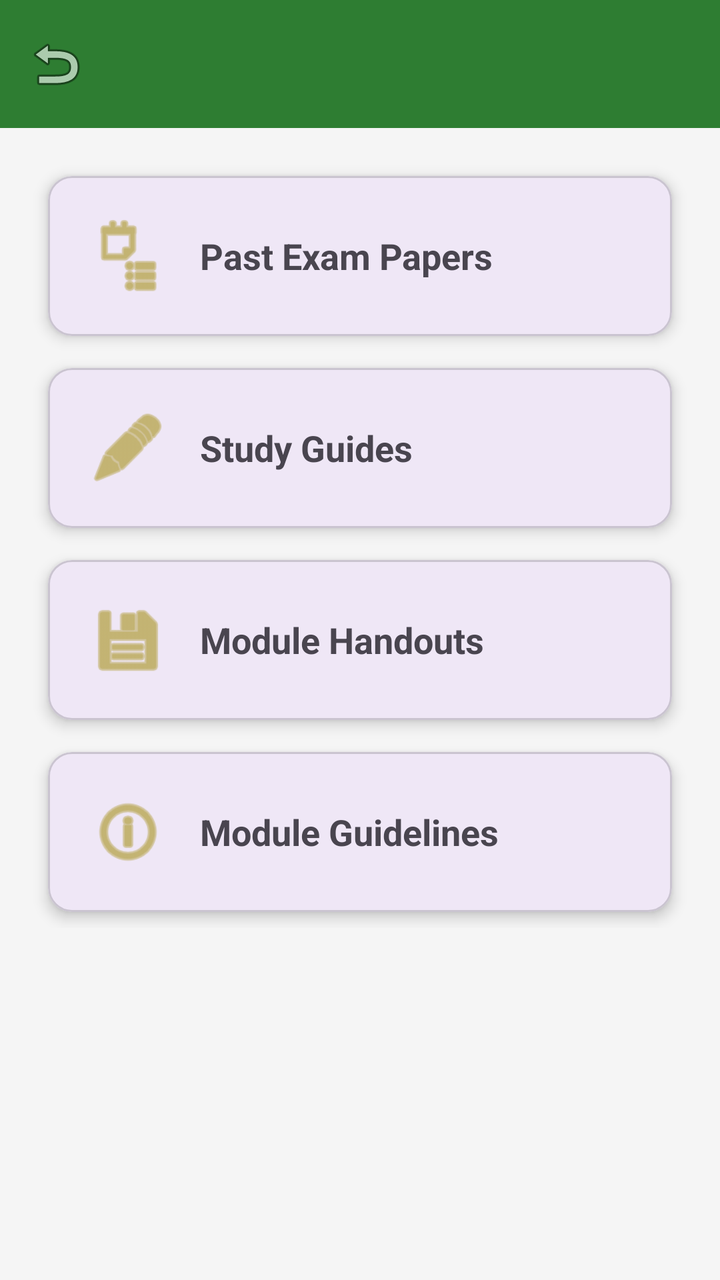
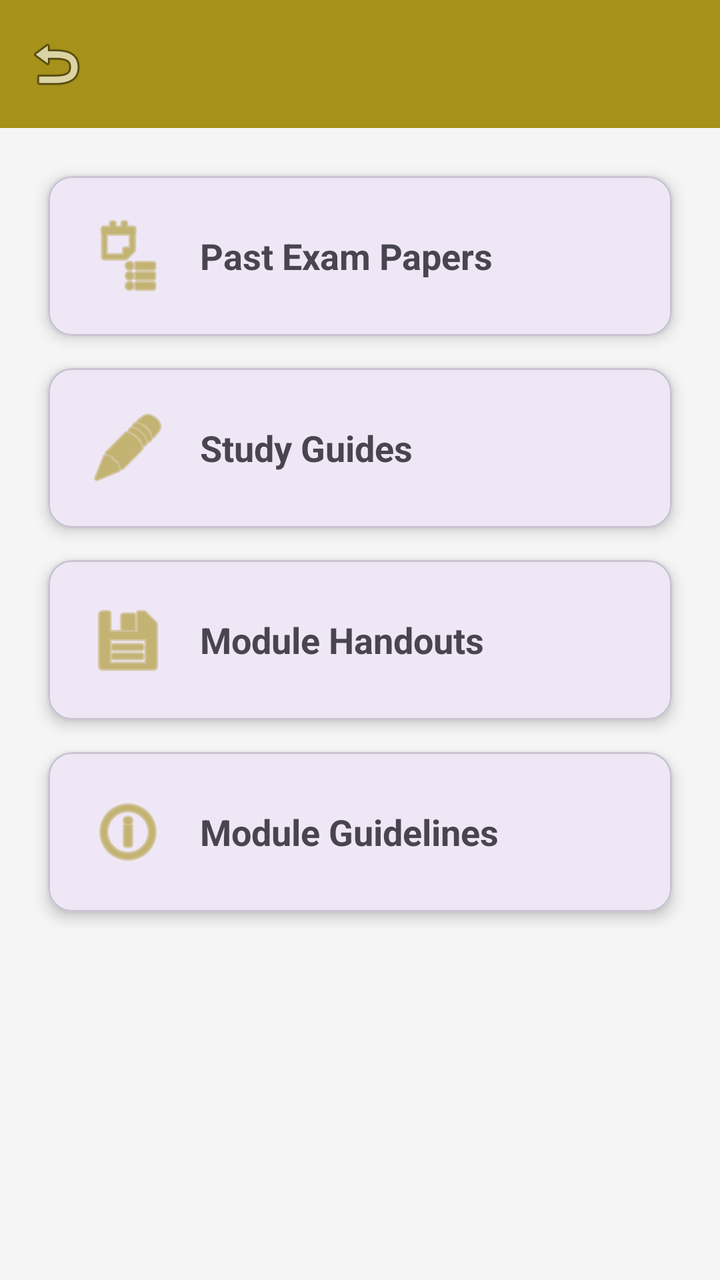

Compare the two renders of this Android layout. The source of the first and the diff that turns it into the second are given below.
<!-- AndroidManifest.xml: application theme Theme.Academic_Vault -->
<!-- res/layout/activity_level_options.xml -->
<?xml version="1.0" encoding="utf-8"?>
<androidx.coordinatorlayout.widget.CoordinatorLayout
    xmlns:android="http://schemas.android.com/apk/res/android"
    xmlns:app="http://schemas.android.com/apk/res-auto"
    android:layout_width="match_parent"
    android:layout_height="match_parent"
    android:background="@color/background">

    <com.google.android.material.appbar.AppBarLayout
        android:layout_width="match_parent"
        android:layout_height="wrap_content">

        <androidx.appcompat.widget.Toolbar
            android:id="@+id/toolbar"
            android:layout_width="match_parent"
            android:layout_height="?attr/actionBarSize"
            android:background="@color/primary"
            app:titleTextColor="@android:color/white"
            app:navigationIcon="@android:drawable/ic_menu_revert"/>

    </com.google.android.material.appbar.AppBarLayout>

    <androidx.core.widget.NestedScrollView
        android:layout_width="match_parent"
        android:layout_height="match_parent"
        app:layout_behavior="@string/appbar_scrolling_view_behavior">

        <LinearLayout
            android:layout_width="match_parent"
            android:layout_height="wrap_content"
            android:orientation="vertical"
            android:padding="16dp">

            <com.google.android.material.card.MaterialCardView
                android:id="@+id/card_past_papers"
                android:layout_width="match_parent"
                android:layout_height="wrap_content"
                android:layout_margin="8dp"
                app:cardCornerRadius="12dp"
                app:cardElevation="4dp"
                android:clickable="true"
                android:focusable="true">
                <LinearLayout
                    android:layout_width="match_parent"
                    android:layout_height="wrap_content"
                    android:gravity="center_vertical"
                    android:padding="20dp">
                    <ImageView
                        android:layout_width="40dp"
                        android:layout_height="40dp"
                        android:src="@android:drawable/ic_menu_agenda"
                        app:tint="@color/accent" />
                    <TextView
                        android:layout_width="wrap_content"
                        android:layout_height="wrap_content"
                        android:layout_marginStart="16dp"
                        android:text="Past Exam Papers"
                        android:textSize="18sp"
                        android:textStyle="bold" />
                </LinearLayout>
            </com.google.android.material.card.MaterialCardView>

            <com.google.android.material.card.MaterialCardView
                android:id="@+id/card_study_guides"
                android:layout_width="match_parent"
                android:layout_height="wrap_content"
                android:layout_margin="8dp"
                app:cardCornerRadius="12dp"
                app:cardElevation="4dp"
                android:clickable="true"
                android:focusable="true">
                <LinearLayout
                    android:layout_width="match_parent"
                    android:layout_height="wrap_content"
                    android:gravity="center_vertical"
                    android:padding="20dp">
                    <ImageView
                        android:layout_width="40dp"
                        android:layout_height="40dp"
                        android:src="@android:drawable/ic_menu_edit"
                        app:tint="@color/accent" />
                    <TextView
                        android:layout_width="wrap_content"
                        android:layout_height="wrap_content"
                        android:layout_marginStart="16dp"
                        android:text="Study Guides"
                        android:textSize="18sp"
                        android:textStyle="bold" />
                </LinearLayout>
            </com.google.android.material.card.MaterialCardView>

            <com.google.android.material.card.MaterialCardView
                android:id="@+id/card_handouts"
                android:layout_width="match_parent"
                android:layout_height="wrap_content"
                android:layout_margin="8dp"
                app:cardCornerRadius="12dp"
                app:cardElevation="4dp"
                android:clickable="true"
                android:focusable="true">
                <LinearLayout
                    android:layout_width="match_parent"
                    android:layout_height="wrap_content"
                    android:gravity="center_vertical"
                    android:padding="20dp">
                    <ImageView
                        android:layout_width="40dp"
                        android:layout_height="40dp"
                        android:src="@android:drawable/ic_menu_save"
                        app:tint="@color/accent" />
                    <TextView
                        android:layout_width="wrap_content"
                        android:layout_height="wrap_content"
                        android:layout_marginStart="16dp"
                        android:text="Module Handouts"
                        android:textSize="18sp"
                        android:textStyle="bold" />
                </LinearLayout>
            </com.google.android.material.card.MaterialCardView>

            <com.google.android.material.card.MaterialCardView
                android:id="@+id/card_guidelines"
                android:layout_width="match_parent"
                android:layout_height="wrap_content"
                android:layout_margin="8dp"
                app:cardCornerRadius="12dp"
                app:cardElevation="4dp"
                android:clickable="true"
                android:focusable="true">
                <LinearLayout
                    android:layout_width="match_parent"
                    android:layout_height="wrap_content"
                    android:gravity="center_vertical"
                    android:padding="20dp">
                    <ImageView
                        android:layout_width="40dp"
                        android:layout_height="40dp"
                        android:src="@android:drawable/ic_menu_info_details"
                        app:tint="@color/accent" />
                    <TextView
                        android:layout_width="wrap_content"
                        android:layout_height="wrap_content"
                        android:layout_marginStart="16dp"
                        android:text="Module Guidelines"
                        android:textSize="18sp"
                        android:textStyle="bold" />
                </LinearLayout>
            </com.google.android.material.card.MaterialCardView>

        </LinearLayout>
    </androidx.core.widget.NestedScrollView>

</androidx.coordinatorlayout.widget.CoordinatorLayout>
<!-- resources referenced by this layout -->
<resources>
  <color name="accent">#A6911B</color>
  <color name="background">#F5F5F5</color>
  <color name="primary">#2E7D32</color>
  <style name="Theme.Academic_Vault" parent="Base.Theme.Academic_Vault" />
  <style name="Base.Theme.Academic_Vault" parent="Theme.Material3.DayNight.NoActionBar">
          
          
      </style>
</resources>

<!-- the commit's change to res/layout/activity_level_options.xml (unified diff, before → after) -->
@@ -14,9 +14,9 @@
             android:id="@+id/toolbar"
             android:layout_width="match_parent"
             android:layout_height="?attr/actionBarSize"
-            android:background="@color/primary"
-            app:titleTextColor="@android:color/white"
-            app:navigationIcon="@android:drawable/ic_menu_revert"/>
+            android:background="#A6911B"
+            app:navigationIcon="@android:drawable/ic_menu_revert"
+            app:titleTextColor="@android:color/white" />
 
     </com.google.android.material.appbar.AppBarLayout>
 
<!-- resource entries referenced after the edit -->
@@ -2,7 +2,6 @@
 <resources>
   <color name="accent">#A6911B</color>
   <color name="background">#F5F5F5</color>
-  <color name="primary">#2E7D32</color>
   <style name="Theme.Academic_Vault" parent="Base.Theme.Academic_Vault" />
   <style name="Base.Theme.Academic_Vault" parent="Theme.Material3.DayNight.NoActionBar">
           
